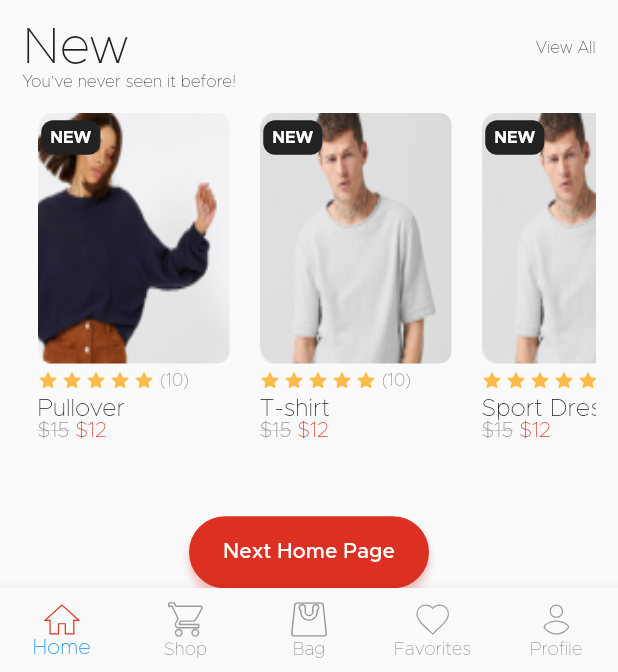
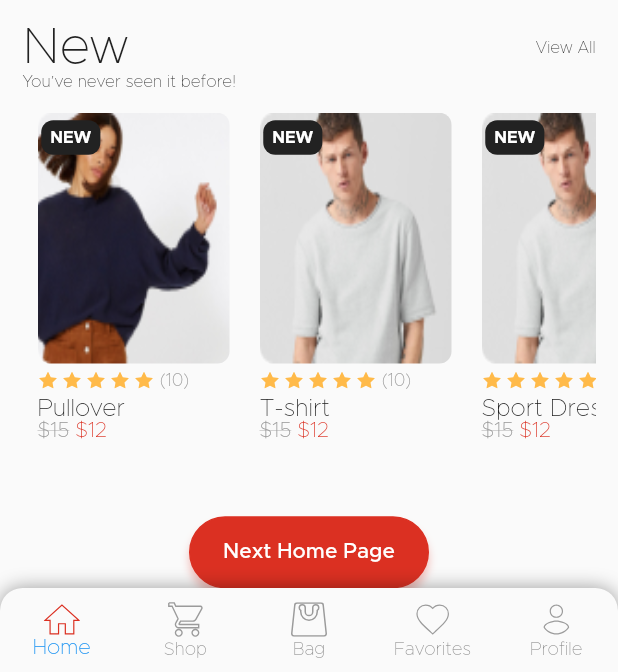
Before and after one commit to 4seer/openflutterecommerceapp, a Flutter app: the screen it shows after launch, scrolled down 213 dp, on a phone screen of 412 x 824 dp, the part 564-1236 px from its top. Run offline on Flutter 3.47's test engine with Material 2 defaults, Android fonts, the phone set to English and light mode, and no system bars; our stand-ins replace bloc, bubble_tab_indicator, equatable, flutter_bloc, flutter_svg, flutter_translate and 1 more; accounts and stored records are empty.

Commit message:
Fixed #107. Rounded border issue for bottom navigation

```diff
--- a/lib/presentation/widgets/independent/bottom_menu.dart
+++ b/lib/presentation/widgets/independent/bottom_menu.dart
@@ -37,7 +37,20 @@ class OpenFlutterBottomMenu extends StatelessWidget {
   @override
   Widget build(BuildContext context) {
     final _theme = Theme.of(context);
-    return BottomNavigationBar(
+    return Container(
+      decoration: BoxDecoration(
+        borderRadius: BorderRadius.only(
+            topRight: Radius.circular(15), topLeft: Radius.circular(15)),
+        boxShadow: [
+          BoxShadow(color: Colors.black38, spreadRadius: 0, blurRadius: 10),
+        ],
+      ),
+      child: ClipRRect(
+        borderRadius: BorderRadius.only(
+          topLeft: Radius.circular(15.0),
+          topRight: Radius.circular(15.0),
+        ),
+        child: BottomNavigationBar(
           type: BottomNavigationBarType.fixed,
           currentIndex: menuIndex,
           onTap: (value) {
@@ -52,10 +65,12 @@ class OpenFlutterBottomMenu extends StatelessWidget {
                 Navigator.pushNamed(context, OpenFlutterEcommerceRoutes.cart);
                 break;
               case 3:
-            Navigator.pushNamed(context, OpenFlutterEcommerceRoutes.favourites);
+                Navigator.pushNamed(
+                    context, OpenFlutterEcommerceRoutes.favourites);
                 break;
               case 4:
-            Navigator.pushNamed(context, OpenFlutterEcommerceRoutes.profile);
+                Navigator.pushNamed(
+                    context, OpenFlutterEcommerceRoutes.profile);
                 break;
             }
           },
@@ -63,10 +78,13 @@ class OpenFlutterBottomMenu extends StatelessWidget {
             getItem('assets/icons/bottom_menu/home.svg', 'Home', _theme, 0),
             getItem('assets/icons/bottom_menu/cart.svg', 'Shop', _theme, 1),
             getItem('assets/icons/bottom_menu/bag.svg', 'Bag', _theme, 2),
+            getItem('assets/icons/bottom_menu/favorites.svg', 'Favorites',
+                _theme, 3),
             getItem(
-            'assets/icons/bottom_menu/favorites.svg', 'Favorites', _theme, 3),
-        getItem('assets/icons/bottom_menu/profile.svg', 'Profile', _theme, 4),
+                'assets/icons/bottom_menu/profile.svg', 'Profile', _theme, 4),
           ],
+        ),
+      ),
     );
   }
 }
```
Lines whose indentation alone changed are shown as unchanged.
